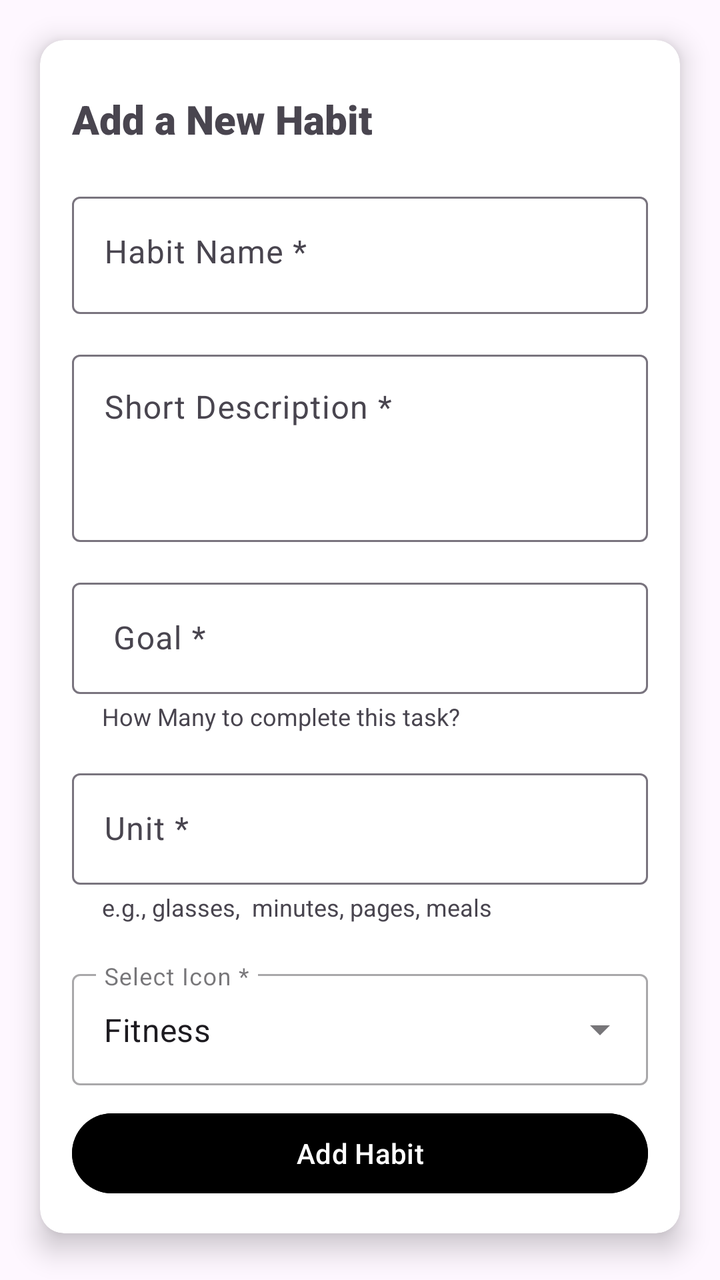
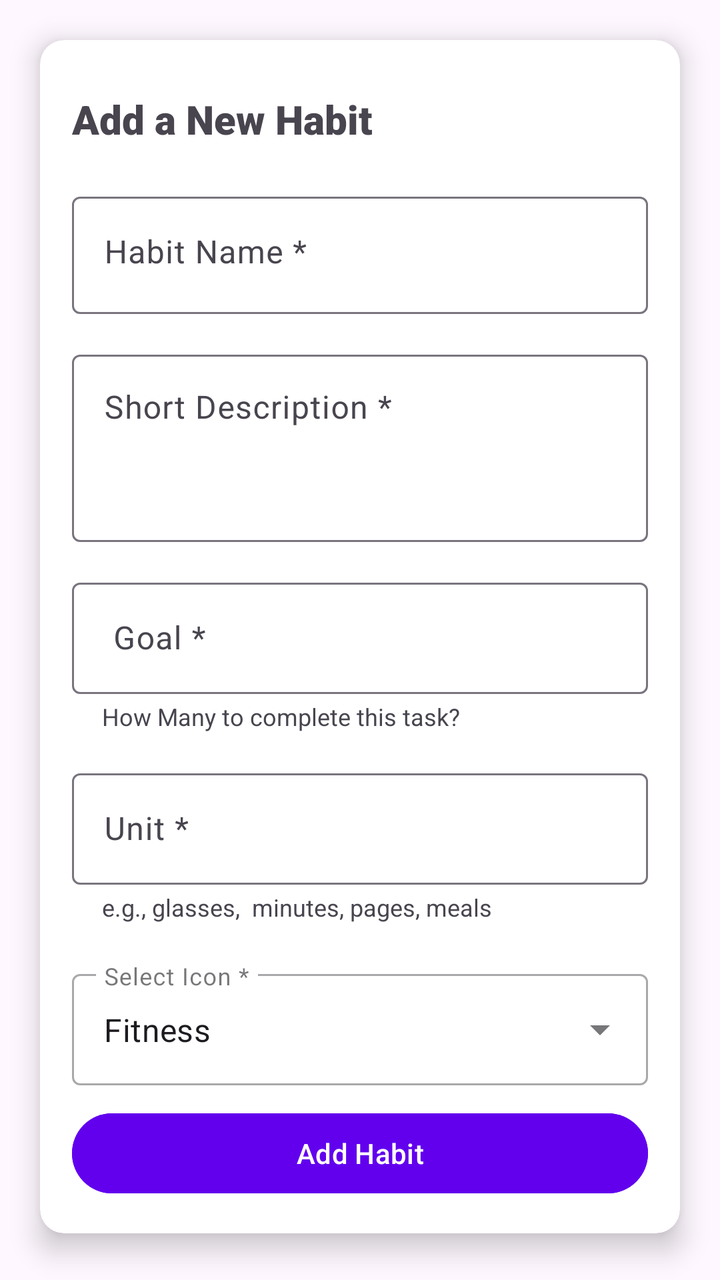

The first picture is an Android layout as it rendered before a commit; the second is the same layout after the commit. The layout source and the unified diff follow.
<!-- AndroidManifest.xml: application theme Theme.HabitTracker -->
<!-- res/layout/fragment_new_habit.xml -->
<?xml version="1.0" encoding="utf-8"?>
<FrameLayout xmlns:android="http://schemas.android.com/apk/res/android"
    xmlns:app="http://schemas.android.com/apk/res-auto"
    xmlns:tools="http://schemas.android.com/tools"
    android:layout_width="match_parent"
    android:layout_height="match_parent"
    tools:context=".View.NewHabitFragment">

    <androidx.cardview.widget.CardView
        android:layout_width="match_parent"
        android:layout_height="wrap_content"
        android:layout_margin="20dp"
        app:cardBackgroundColor="@color/white"
        app:cardCornerRadius="12dp"
        app:cardElevation="8dp" >

        <LinearLayout
            android:layout_width="match_parent"
            android:layout_height="match_parent"
            android:orientation="vertical"
            android:padding="16dp">

            <TextView
                android:id="@+id/textView"
                android:layout_width="match_parent"
                android:layout_height="wrap_content"
                android:fontFamily="sans-serif-black"
                android:paddingTop="10dp"
                android:paddingBottom="20dp"
                android:text="Add a New Habit"
                android:textSize="20sp"
                android:textStyle="bold" />

            <com.google.android.material.textfield.TextInputLayout
                android:layout_width="match_parent"
                android:layout_height="match_parent"
                android:layout_marginBottom="15dp">

                <com.google.android.material.textfield.TextInputEditText
                    android:id="@+id/txtHabitName"
                    android:layout_width="match_parent"
                    android:layout_height="wrap_content"
                    android:hint="Habit Name *"
                    android:inputType="text"
                    android:paddingBottom="20dp" />

            </com.google.android.material.textfield.TextInputLayout>

            <com.google.android.material.textfield.TextInputLayout
                android:layout_width="match_parent"
                android:layout_height="match_parent"
                android:layout_marginBottom="15dp">

                <com.google.android.material.textfield.TextInputEditText
                    android:id="@+id/txtDescription"
                    android:layout_width="match_parent"
                    android:layout_height="wrap_content"
                    android:gravity="start|top"
                    android:hint="Short Description *"
                    android:maxLines="5"
                    android:minLines="3" />
            </com.google.android.material.textfield.TextInputLayout>

            <com.google.android.material.textfield.TextInputLayout
                android:layout_width="match_parent"
                android:layout_height="match_parent"
                android:layout_marginBottom="15dp">

                <com.google.android.material.textfield.TextInputEditText
                    android:id="@+id/txtGoal"
                    android:layout_width="match_parent"
                    android:layout_height="wrap_content"
                    android:hint=" Goal *"
                    android:inputType="number|numberDecimal" />

                <TextView
                    android:id="@+id/textView4"
                    android:layout_width="wrap_content"
                    android:layout_height="wrap_content"
                    android:layout_marginStart="15dp"
                    android:layout_marginTop="3dp"
                    android:layout_weight="1"
                    android:text="How Many to complete this task?"
                    android:textSize="12sp" />
            </com.google.android.material.textfield.TextInputLayout>

            <com.google.android.material.textfield.TextInputLayout
                android:layout_width="match_parent"
                android:layout_height="match_parent"
                android:layout_marginBottom="20dp">

                <com.google.android.material.textfield.TextInputEditText
                    android:layout_width="match_parent"
                    android:layout_height="wrap_content"
                    android:hint="Unit *"
                    android:inputType="text" />

                <TextView
                    android:id="@+id/textView5"
                    android:layout_width="wrap_content"
                    android:layout_height="wrap_content"
                    android:layout_marginStart="15dp"
                    android:layout_marginTop="3dp"
                    android:layout_weight="1"
                    android:text="e.g., glasses,  minutes, pages, meals"
                    android:textSize="12sp" />
            </com.google.android.material.textfield.TextInputLayout>

            <com.google.android.material.textfield.TextInputLayout
                android:layout_width="match_parent"
                android:layout_height="wrap_content"
                android:layout_marginBottom="10dp"
                android:hint="Select Icon *"
                style="@style/Widget.MaterialComponents.TextInputLayout.OutlinedBox.ExposedDropdownMenu">

                <AutoCompleteTextView
                    android:id="@+id/txtIcon"
                    android:layout_width="match_parent"
                    android:layout_height="wrap_content"
                    android:layout_weight="1"
                    android:text="Fitness" />
            </com.google.android.material.textfield.TextInputLayout>
                <Button
                    android:id="@+id/btnAddHabit"
                    android:layout_width="match_parent"
                    android:layout_height="wrap_content"
                    android:backgroundTint="@color/primaryColor"
                    android:text="Add Habit"
                    android:textColor="@color/white" />

        </LinearLayout>

    </androidx.cardview.widget.CardView>

</FrameLayout>
<!-- resources referenced by this layout -->
<resources>
  <color name="white">#FFFFFFFF</color>
  <style name="Theme.HabitTracker" parent="Base.Theme.HabitTracker" />
  <style name="Base.Theme.HabitTracker" parent="Theme.Material3.DayNight.NoActionBar">
          
          
      </style>
</resources>

<!-- the commit's change to res/layout/fragment_new_habit.xml (unified diff, before → after) -->
@@ -90,6 +90,7 @@
                 android:layout_marginBottom="20dp">
 
                 <com.google.android.material.textfield.TextInputEditText
+                    android:id="@+id/txtUnit"
                     android:layout_width="match_parent"
                     android:layout_height="wrap_content"
                     android:hint="Unit *"
@@ -114,7 +115,7 @@
                 style="@style/Widget.MaterialComponents.TextInputLayout.OutlinedBox.ExposedDropdownMenu">
 
                 <AutoCompleteTextView
-                    android:id="@+id/txtIcon"
+                    android:id="@+id/spinnerIcon"
                     android:layout_width="match_parent"
                     android:layout_height="wrap_content"
                     android:layout_weight="1"
<!-- resource entries referenced after the edit -->
@@ -1,5 +1,6 @@
 <!-- resources referenced by this layout -->
 <resources>
+  <color name="primaryColor">#6200EE</color>
   <color name="white">#FFFFFFFF</color>
   <style name="Theme.HabitTracker" parent="Base.Theme.HabitTracker" />
   <style name="Base.Theme.HabitTracker" parent="Theme.Material3.DayNight.NoActionBar">
